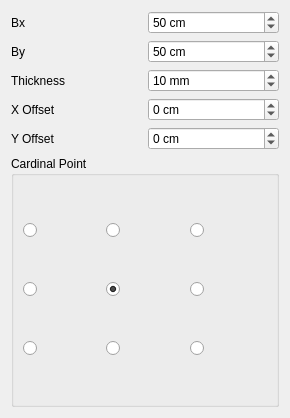
ebrahimraeyat/OSAFE, file safe/punch/Resources/ui/base_plate.ui: the form before one commit.
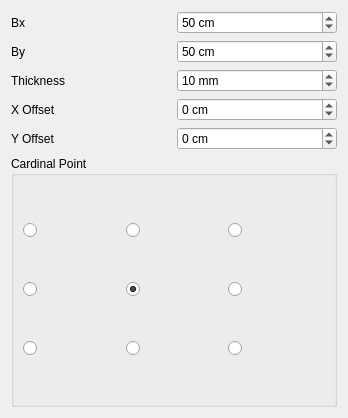
The form after the commit. Icons and pictures are not drawn.

Commit message: adding appropriate column to baseplate

What changed in the file:
```diff
--- a/safe/punch/Resources/ui/base_plate.ui
+++ b/safe/punch/Resources/ui/base_plate.ui
@@ -6,7 +6,7 @@
    <rect>
     <x>0</x>
     <y>0</y>
-    <width>290</width>
+    <width>348</width>
     <height>418</height>
    </rect>
   </property>
```
Left out of the diff: 8 changed lines with no effect on the pictures. The commit also changes 2 other files.
